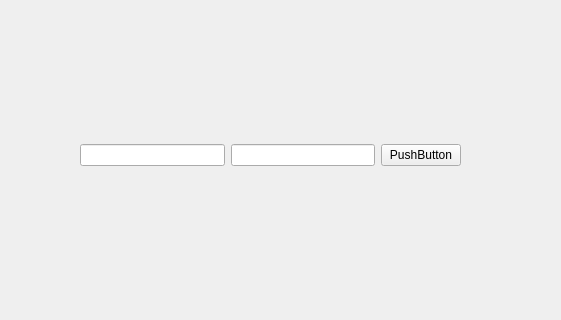
The window that Qt/untitled/mainwindow.ui (PELENIUM/revealed) describes before a commit, drawn with Qt 5; both pictures show x 130 to 691 and y 90 to 410 of the 800 by 600 pixel window.
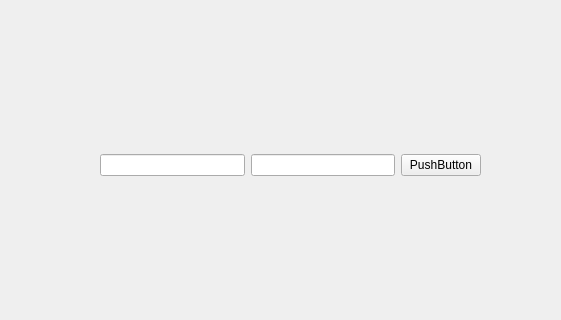
The same window after the commit.

What changed in the file:
```diff
--- a/Qt/untitled/mainwindow.ui
+++ b/Qt/untitled/mainwindow.ui
@@ -14,22 +14,22 @@
    <string>MainWindow</string>
   </property>
   <widget class="QWidget" name="centralwidget">
-   <widget class="QWidget" name="">
+   <widget class="QWidget" name="layoutWidget">
     <property name="geometry">
      <rect>
-      <x>210</x>
-      <y>80</y>
+      <x>230</x>
+      <y>90</y>
       <width>381</width>
       <height>331</height>
      </rect>
     </property>
     <layout class="QHBoxLayout" name="horizontalLayout">
-     <item>
-      <widget class="QLineEdit" name="lineEdit_2"/>
-     </item>
      <item>
       <widget class="QLineEdit" name="lineEdit"/>
      </item>
+     <item>
+      <widget class="QLineEdit" name="lineEdit_2"/>
+     </item>
      <item>
       <widget class="QPushButton" name="pushButton">
        <property name="text">
```
